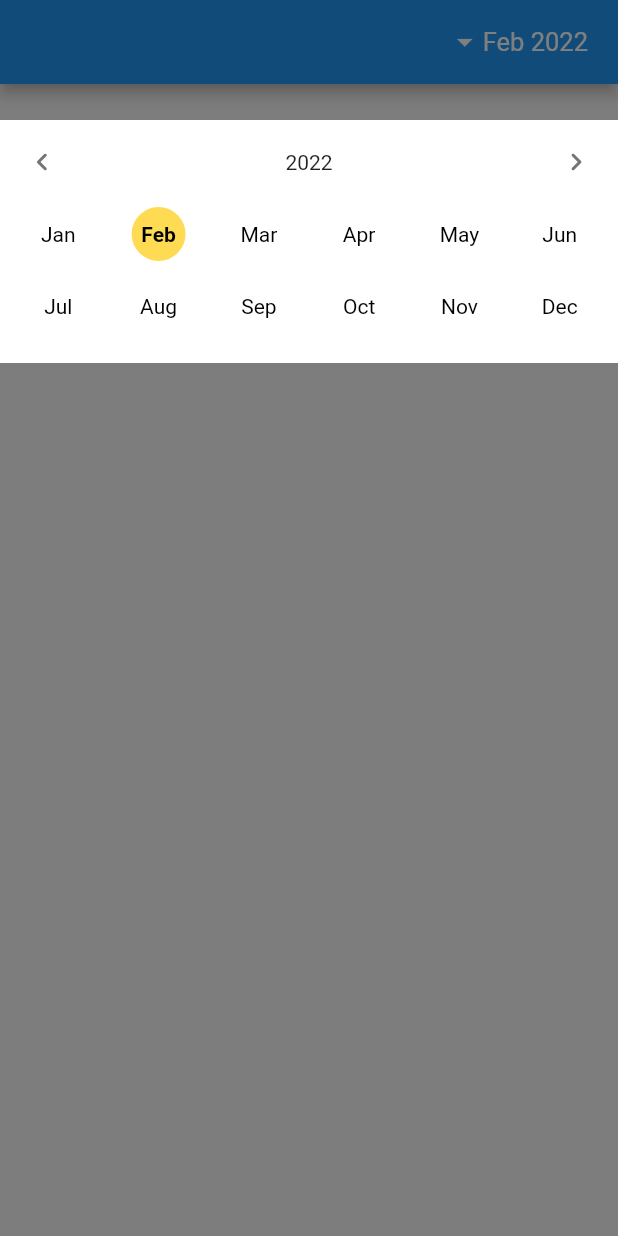
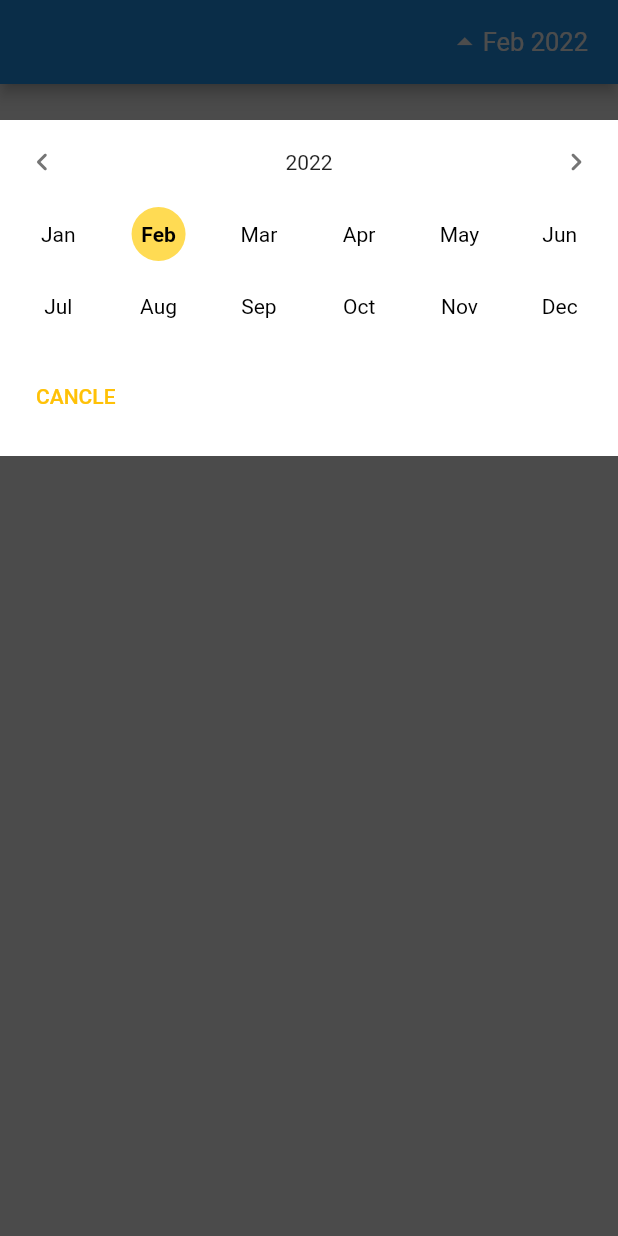
Before and after one commit to hosseinvejdani/my_flutter_repo, a Flutter app: the screen it shows after launch, after a tap on an icon or button, on a phone screen of 412 x 824 dp. Run offline on Flutter 3.47's test engine with Material 2 defaults, Android fonts, the phone set to English and light mode, and no system bars; our stand-ins replace get.

Commit message:
add cancle button and some other modifications

```diff
--- a/lib/controller.dart
+++ b/lib/controller.dart
@@ -4,6 +4,7 @@ import 'package:get/get.dart';
 class MonthPickerController extends GetxController
     with GetSingleTickerProviderStateMixin {
   //----------------------------
+  final dynamic _pickerOpen = false.obs;
   late AnimationController _controller;
   final _pickerYear = DateTime.now().year.obs;
   final _selectedMonth = DateTime(
@@ -19,6 +20,10 @@ class MonthPickerController extends GetxController
       duration: const Duration(milliseconds: 100),
       vsync: this,
     );
+  }
+
+  dynamic get pickerOpen {
+    return _pickerOpen;
   }
 
   RxInt get pickerYear {
@@ -38,7 +43,17 @@ class MonthPickerController extends GetxController
   }
 
   void switchPicker() {
-    // _pickerOpen.value = !_pickerOpen.value;
-    Get.back();
+    _pickerOpen.value
+        ? _controller.reverse(from: 0.5)
+        : _controller.forward(from: 0.0);
+    _pickerOpen.value = !_pickerOpen.value;
+
+    if (!_pickerOpen.value) {
+      Get.back();
+    }
+  }
+
+  Animation<double> rotationController() {
+    return Tween(begin: 0.0, end: 0.5).animate(_controller);
   }
 }
--- a/lib/main.dart
+++ b/lib/main.dart
@@ -107,10 +107,10 @@ class Picker extends StatelessWidget {
   Future<Object?> _monthPicker(BuildContext context) {
     return showGeneralDialog(
       context: context,
-      barrierDismissible: true,
+      barrierDismissible: false,
       transitionDuration: const Duration(milliseconds: 500),
       barrierLabel: MaterialLocalizations.of(context).dialogLabel,
-      barrierColor: Colors.black.withOpacity(0.5),
+      barrierColor: Colors.black.withOpacity(0.7),
       pageBuilder: (context, _, __) {
         return Column(
           mainAxisAlignment: MainAxisAlignment.start,
@@ -150,8 +150,24 @@ class Picker extends StatelessWidget {
                       ],
                     ),
                     ...generateMonths(),
-                    const SizedBox(
-                      height: 10.0,
+                    Row(
+                      children: [
+                        Padding(
+                          padding: const EdgeInsets.all(12.0),
+                          child: TextButton(
+                            onPressed: () => controller.switchPicker(),
+                            child: const Text(
+                              'CANCLE',
+                              style: TextStyle(color: Colors.amber),
+                            ),
+                          ),
+                        ),
+                        const Expanded(
+                          child: SizedBox(
+                            height: 10.0,
+                          ),
+                        ),
+                      ],
                     ),
                   ],
                 ),
@@ -179,11 +195,15 @@ class Picker extends StatelessWidget {
   Widget build(BuildContext context) {
     return GestureDetector(
       onTap: () {
+        controller.switchPicker();
         _monthPicker(context);
       },
       child: Row(
         children: [
-          const Icon(Icons.arrow_drop_down),
+          RotationTransition(
+            turns: controller.rotationController(),
+            child: const Icon(Icons.arrow_drop_down),
+          ),
           Obx(
             () => Text(
               // DateFormat.yMMMM().format(controller.selectedMonth.value)
```
